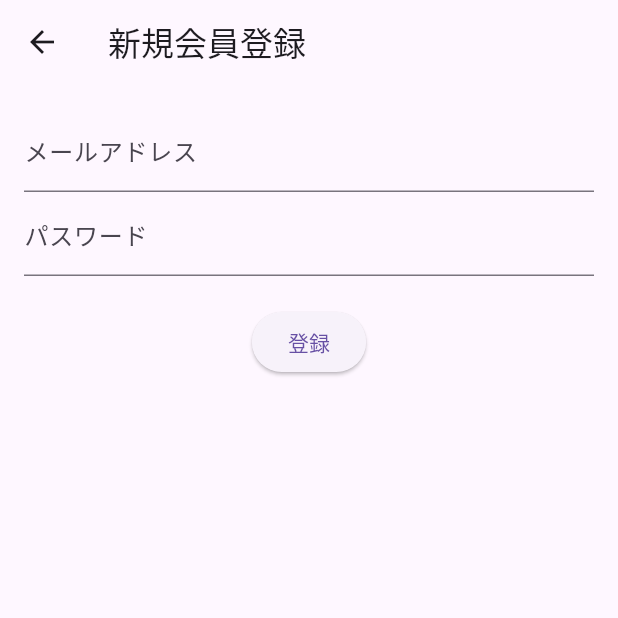
After one commit to ftkaiwai/ftkaiwai001_sharelounge, a Flutter app: the screen it shows after launch, after a tap on "新規会員登録はこちら", on a phone screen of 412 x 824 dp, the top half of it. The commit adds this screen. Run offline on Flutter 3.47's test engine with Material 3 defaults, Android fonts, the phone set to English and light mode, and no system bars; our stand-ins replace firebase_auth, firebase_core; accounts and stored records are empty; generated files the repository leaves out were written again; network calls fail.

Commit message:
Renon 新規会員登録ページ完成

```diff
--- a/lib/login.dart
+++ b/lib/login.dart
@@ -1,5 +1,6 @@
 import 'package:firebase_auth/firebase_auth.dart';
 import 'package:flutter/material.dart';
+import 'register_page.dart'; // 新規登録ページのインポート
 
 class LoginPage extends StatefulWidget {
   @override
@@ -47,6 +48,16 @@ class _LoginPageState extends State<LoginPage> {
               onPressed: _login,
               child: Text('Login'),
             ),
+            TextButton(
+              onPressed: () {
+                // 新規登録ページに遷移
+                Navigator.push(
+                  context,
+                  MaterialPageRoute(builder: (context) => RegisterPage()),
+                );
+              },
+              child: Text('新規会員登録はこちら'),
+            ),
           ],
         ),
       ),
--- /dev/null
+++ b/lib/register_page.dart
@@ -0,0 +1,56 @@
+import 'package:flutter/material.dart';
+import 'package:firebase_auth/firebase_auth.dart';
+
+class RegisterPage extends StatefulWidget {
+  @override
+  _RegisterPageState createState() => _RegisterPageState();
+}
+
+class _RegisterPageState extends State<RegisterPage> {
+  final FirebaseAuth _auth = FirebaseAuth.instance;
+  final TextEditingController _emailController = TextEditingController();
+  final TextEditingController _passwordController = TextEditingController();
+
+  void _register() async {
+    try {
+      UserCredential userCredential = await _auth.createUserWithEmailAndPassword(
+        email: _emailController.text,
+        password: _passwordController.text,
+      );
+      // 新規登録成功時の処理（例: ホーム画面に遷移）
+      print('新規登録成功: ${userCredential.user?.email}');
+      Navigator.pop(context); // 登録完了後にログインページに戻る
+    } on FirebaseAuthException catch (e) {
+      // エラーハンドリング
+      print('新規登録エラー: $e');
+    }
+  }
+
+  @override
+  Widget build(BuildContext context) {
+    return Scaffold(
+      appBar: AppBar(title: Text('新規会員登録')),
+      body: Padding(
+        padding: const EdgeInsets.all(16.0),
+        child: Column(
+          children: [
+            TextField(
+              controller: _emailController,
+              decoration: InputDecoration(labelText: 'メールアドレス'),
+            ),
+            TextField(
+              controller: _passwordController,
+              decoration: InputDecoration(labelText: 'パスワード'),
+              obscureText: true,
+            ),
+            SizedBox(height: 20),
+            ElevatedButton(
+              onPressed: _register,
+              child: Text('登録'),
+            ),
+          ],
+        ),
+      ),
+    );
+  }
+}
```
